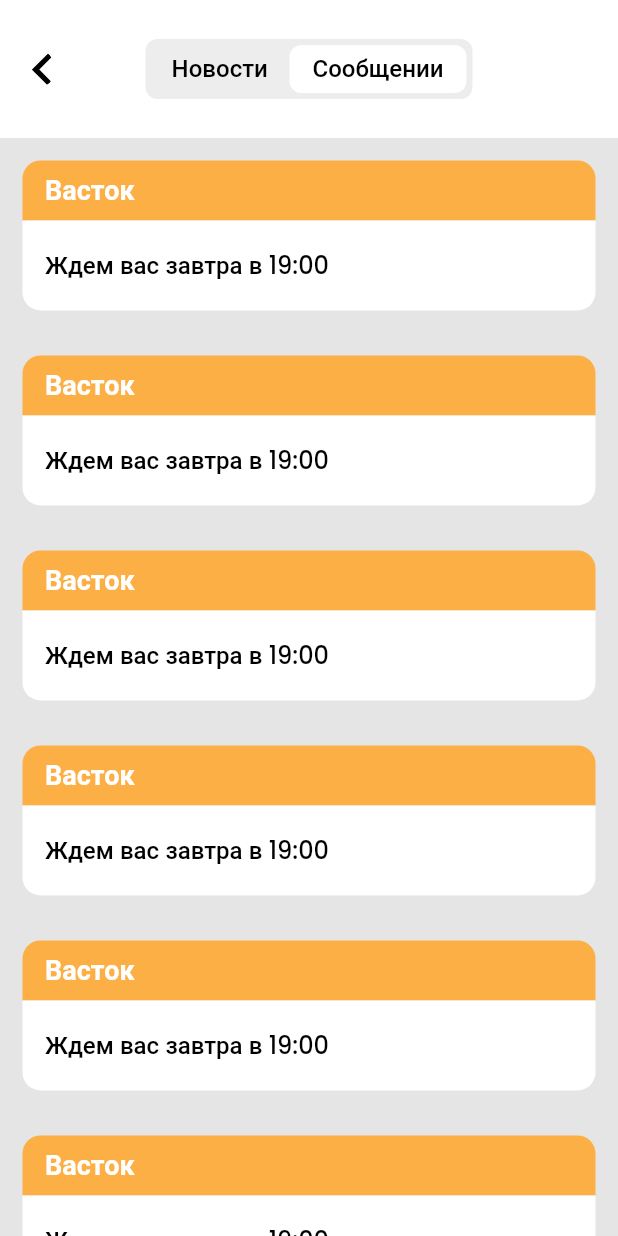
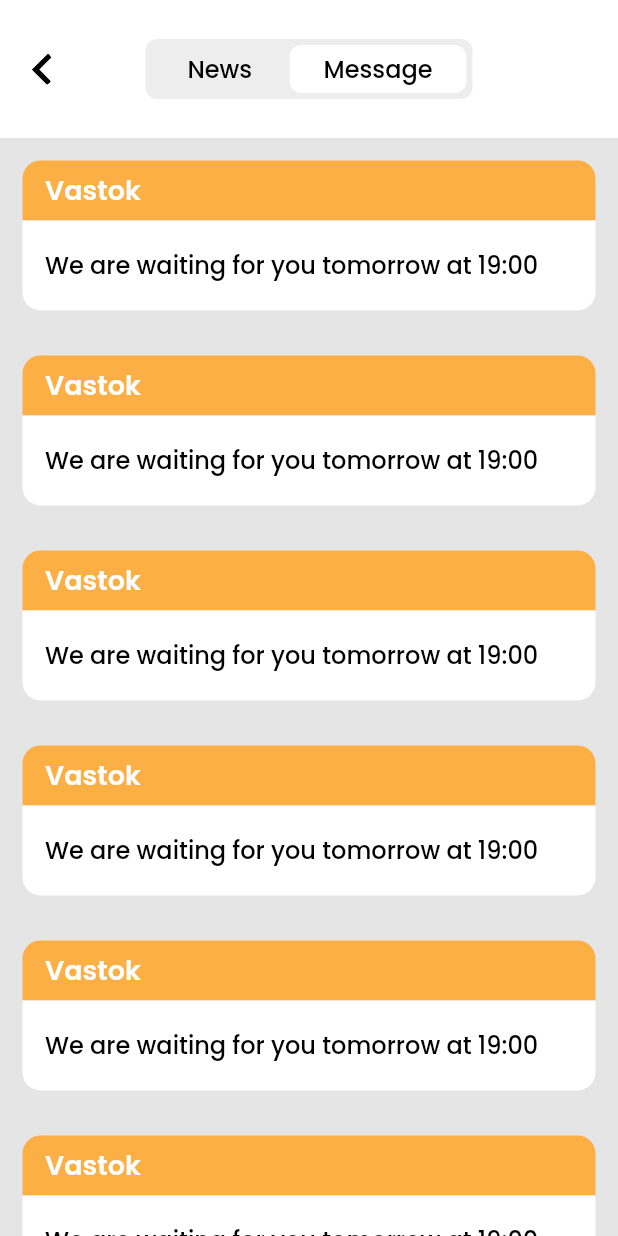
Before and after one commit to Islam047/chayxana-mobile-master, a Flutter app: the NotificationPage screen opened by its route, swiped to page 2, on a phone screen of 412 x 824 dp. Run offline on Flutter 3.47's test engine with Material 2 defaults, Android fonts, the phone set to English and light mode, and no system bars; our stand-ins replace cached_network_image, dio, flutter_svg, get, get_storage, intl_phone_field and 1 more; missing offline and left inert: yandex_mapkit; accounts and stored records are empty; network calls fail.

Commit message:
commit: language update

```diff
--- a/lib/pages/main/history/notification/notification_page.dart
+++ b/lib/pages/main/history/notification/notification_page.dart
@@ -1,11 +1,8 @@
-
 import 'package:cached_network_image/cached_network_image.dart';
 import 'package:chayxana/services/const_service.dart';
-
 import 'package:flutter/material.dart';
 import 'package:flutter_svg/svg.dart';
 import 'package:get/get.dart';
-
 import 'notification_controller.dart';
 
 class NotificationPage extends StatelessWidget {
@@ -68,8 +65,7 @@ class NotificationPage extends StatelessWidget {
                         controller.changeIndex(0);
                       },
                       child: Center(
-                        child: Text(
-                          "Новости",
+                        child: Text("news".tr,
                           textAlign: TextAlign.center,
                           style: AppFonts.poppinsBlackMedium(
                             color: AppColors.unSelectedTextColor,
@@ -79,8 +75,6 @@ class NotificationPage extends StatelessWidget {
                       ),
                     ),
                   ),
-
-
 
 
                   // #Title -> Сообщении
@@ -99,7 +93,7 @@ class NotificationPage extends StatelessWidget {
                       },
                       child: Center(
                         child: Text(
-                          "Сообщении",
+                          "message".tr,
                           textAlign: TextAlign.center,
                           style: AppFonts.poppinsBlackMedium(
                             color: AppColors.unSelectedTextColor,
@@ -146,7 +140,7 @@ class NotificationPage extends StatelessWidget {
                           ),
                         ),
                         child: Text(
-                          "Васток",
+                          "vastok".tr,
                           style: AppFonts.poppinsBlackSemiBold(
                             fontSize: 18,
                             color: AppColors.activeColor,
@@ -167,7 +161,7 @@ class NotificationPage extends StatelessWidget {
                           ),
                         ),
                         child: Text(
-                          "Ждем вас завтра в 19:00",
+                          "waiting tomorrow".tr,
                           style: AppFonts.poppinsBlackMedium(
                             fontSize: 16,
                             color: AppColors.unSelectedTextColor,
@@ -280,7 +274,7 @@ class NotificationPage extends StatelessWidget {
               borderRadius: BorderRadius.circular(5),
               color: AppColors.colorsName,
             ),
-            child: Text("Васток",
+            child: Text("vastok".tr,
                 style: AppFonts.poppinsBlackSemiBold(
                   fontSize: 18,
                   color: AppColors.unSelectedTextColor,
@@ -304,7 +298,7 @@ class NotificationPage extends StatelessWidget {
               mainAxisAlignment: MainAxisAlignment.start,
               crossAxisAlignment: CrossAxisAlignment.start,
               children: [
-                Text("Ташкент",
+                Text("tashkent".tr,
                     style: AppFonts.poppinsBlackSemiBold(
                       fontSize: 16,
                       color: AppColors.unSelectedTextColor,
@@ -312,7 +306,7 @@ class NotificationPage extends StatelessWidget {
                 SizedBox(
                   height: Get.height / 89,
                 ),
-                Text("Юнусабадский район, Амир Темур",
+                Text("yunusabad".tr,
                     style: AppFonts.poppinsBlackMedium(
                       fontSize: 16,
                       color: AppColors.unSelectedTextColor,
@@ -320,7 +314,7 @@ class NotificationPage extends StatelessWidget {
                 SizedBox(
                   height: Get.height / 59,
                 ),
-                Text("Режим роботы",
+                Text("working mode".tr,
                     style: AppFonts.poppinsBlackSemiBold(
                       fontSize: 16,
                       color: AppColors.unSelectedTextColor,
@@ -328,7 +322,7 @@ class NotificationPage extends StatelessWidget {
                 SizedBox(
                   height: Get.height / 89,
                 ),
-                Text("Сегодгя 10:00 - 24:00",
+                Text("today".tr,
                     style: AppFonts.poppinsBlackMedium(
                       fontSize: 16,
                       color: AppColors.unSelectedTextColor,
--- a/lib/pages/main/profile/region/region_page.dart
+++ b/lib/pages/main/profile/region/region_page.dart
@@ -1,7 +1,6 @@
 import 'package:chayxana/services/constants/app_colors.dart';
 import 'package:flutter/material.dart';
 import 'package:get/get.dart';
-
 import '../../../../views/search_view.dart';
 import 'region_controller.dart';
 
@@ -11,7 +10,7 @@ class RegionPage extends SearchDelegateCustom {
 
   RegionPage({Key? key})
       : super(
-    searchFieldLabel: "region".tr,
+    searchFieldLabel: "profileCity".tr,
     searchFieldDecorationTheme: const InputDecorationTheme(
       floatingLabelBehavior: FloatingLabelBehavior.always,
     ),
--- a/lib/services/locals/en_us.dart
+++ b/lib/services/locals/en_us.dart
@@ -75,5 +75,43 @@ const Map<String, String> enUS = {
   "tv":"Tv",
   "parking":"parking",
   "verandas":"verandas",
-  "wifi":"Wi-Fi"
+  "wifi":"Wi-Fi",
+
+  // Notification page
+  "news":"News",
+  "message":"Message",
+  "vastok":"Vastok",
+  "tashkent":"Tashkent",
+  "yunusabad":"Yunusabad district, Amir Temur",
+  "working mode":"Working mode",
+  "today":"Today 10:00 - 24:00",
+  "waiting today":"We are waiting for you today at 19:00",
+  "waiting tomorrow":"We are waiting for you tomorrow at 19:00",
+
+  // Profile page
+  "profileCity":"City",
+  "personal information":"Personal information",
+  "bank card":"Bank card",
+  "support chat":"Support Chat",
+  "questions and answers":"Questions and answers",
+  "exit":"Exit",
+  "cancel":"Cancel",
+  "ok":"Ok",
+  "feedback":"Feedback",
+  "telegram":"Telegram",
+  "instagram":"Instagram",
+  "facebook":"Facebook",
+  "choose city":"Choose city",
+  "andijan":"Andijan",
+  "namangan":"Namangan",
+  "fargana":"Fergana",
+  "sirdarya":"Syrdarya",
+  "jizzax":"Jizzakh",
+  "samarkand":"Samarkand",
+  "bukhara":"Bukhara",
+  "navaiy":"Navaiy",
+  "kashkadarya":"Kashkadarya",
+  "kharazim":"Kharazim",
+  "sukhandarya":"Sukhandarya",
+
 };
--- a/lib/services/locals/ru_ru.dart
+++ b/lib/services/locals/ru_ru.dart
@@ -50,7 +50,7 @@ const Map<String, String> ruRU = {
   //language page
   "str_choose_lang": "Выберите язык",
 
-//setting_detail_page
+  //setting_detail_page
   "str_guests": "Гости",
   "str_people_count": "Число людей",
   "str_choose_date": "Выберите дату",
@@ -65,7 +65,42 @@ const Map<String, String> ruRU = {
   "phone_number": "Номер телефона",
   "using_application": "Используя приложение, вы принимаете условия в \n ",
   "agreements": "соглашения",
-  "information_messages":
-      " и соглашаетесь получать рекламные \n и информационные сообщения"
+  "information_messages": " и соглашаетесь получать рекламные \n и информационные сообщения",
 
+  // Notification page
+  "news":"Новости",
+  "message":"Сообщении",
+  "vastok":"Васток",
+  "tashkent":"Ташкент",
+  "yunusabad":"Юнусабадский район, Амир Темур",
+  "working mode":"Режим роботы",
+  "today":"Сегодгя 10:00 - 24:00",
+  "waiting today":"Ждем вас сегодгя в 19:00",
+  "waiting tomorrow":"Ждем вас завтра в 19:00",
+
+  // Profile page
+  "profileCity":"Город",
+  "personal information":"Личная информация",
+  "bank card":"Банковская карта",
+  "support chat":"Чат с поддержкой",
+  "questions and answers":"Вопросы и ответы",
+  "exit":"Выйти",
+  "cancel":"Да",
+  "ok":"нет",
+  "feedback":"Обратная сквязь",
+  "telegram":"Телеграм",
+  "instagram":"Инстаграм",
+  "facebook":"Фейсбук",
+  "choose city":"Выберите город",
+  "andijan":"Андижан",
+  "namangan":"Наманган",
+  "fargana":"Фаргана",
+  "sirdarya":"Сирдаря",
+  "jizzax":"Жиззах",
+  "samarkand":"Самарканд",
+  "bukhara":"Букхара",
+  "navaiy":"Наваий",
+  "kashkadarya":"Кашкадаря",
+  "kharazim":"Харазим",
+  "sukhandarya":"Сукхандаря",
 };
--- a/lib/services/locals/uz_uz.dart
+++ b/lib/services/locals/uz_uz.dart
@@ -57,5 +57,43 @@ const Map<String, String> uzUZ = {
   "str_clear": "Tozalash",
   "str_next": "Keyingisi",
   "str_room": "Xona",
-  "str_price": "Narxi"
+  "str_price": "Narxi",
+
+  // Notification page
+  "news":"Yangiliklar",
+  "message":"Xabarlar",
+  "vastok":"Vastok",
+  "tashkent":"Toshkent",
+  "yunusabad":"Yunusobod tumani, Amir Temur",
+  "working mode":"Ish tartibi",
+  "today":"Bugun 10:00 - 24:00",
+  "waiting today":"Bugun sizni kutamiz 19:00 da",
+  "waiting tomorrow":"Ertaga sizni kutamiz 19:00 da",
+
+  // Profile page
+  "profileCity":"Shahar",
+  "personal information":"Shaxsiy ma'lumot",
+  "bank card":"Bank kartasi",
+  "support chat":"Yordam uchun chat",
+  "questions and answers":"Savol va javoblar",
+  "exit":"Chiqish",
+  "cancel":"Ha",
+  "ok":"yo'q",
+  "feedback":"Aloqaga chiqish",
+  "telegram":"Telegram",
+  "instagram":"Instagram",
+  "facebook":"Facebook",
+  "choose city":"Shaharni tanlang",
+  "andijan":"Andijon",
+  "namangan":"Namangan",
+  "fargana":"Farg'ona",
+  "sirdarya":"Sirdaryo",
+  "jizzax":"Jizzax",
+  "samarkand":"Samarqand",
+  "bukhara":"Buxoro",
+  "navaiy":"Navoiy",
+  "kashkadarya":"Qashqadaryo",
+  "kharazim":"Xorazm",
+  "sukhandarya":"Surxondaryo",
+
 };
--- a/lib/views/search_view.dart
+++ b/lib/views/search_view.dart
@@ -332,7 +332,7 @@ class _SearchPageState<T> extends State<_SearchPage<T>> {
                   Padding(
                     padding: const EdgeInsets.only(top: 7),
                     child: Text(
-                      "region".tr,
+                      "profileCity".tr,
                       style: const TextStyle(
                         fontSize: 20,
                         color: AppColors.unSelectedTextColor,
@@ -368,7 +368,7 @@ class _SearchPageState<T> extends State<_SearchPage<T>> {
                       Icons.search,
                       color: AppColors.unSelectedTextColor,
                     ),
-                    hintText: "search_region".tr.trim(),
+                    hintText: "choose city".tr.trim(),
                     hintStyle: const TextStyle(
                       color: Color.fromRGBO(151, 151, 151, 1),
                     ),
```
Also changed, not shown: lib/main.dart (+3 -4 lines), lib/pages/main/profile/profile_controller.dart (+10 -10 lines), lib/pages/main/profile/profile_page.dart (+7 -8 lines), lib/pages/main/profile/region/region_controller.dart (+13 -13 lines).
